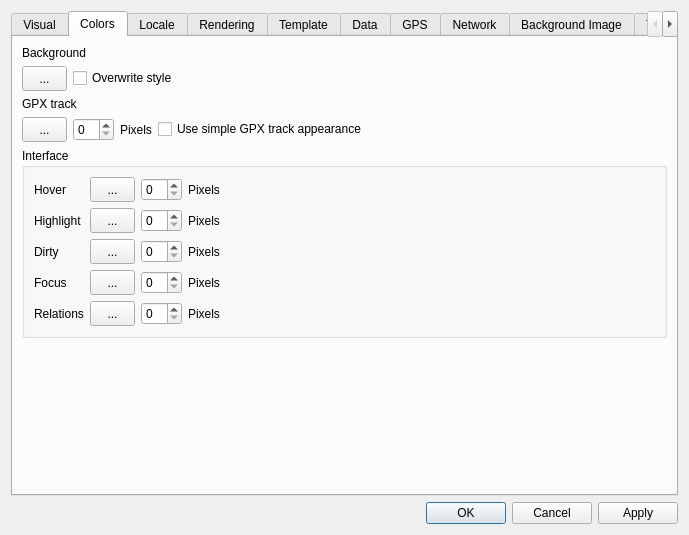
openstreetmap/merkaartor, file src/Preferences/PreferencesDialog.ui: the form before one commit.
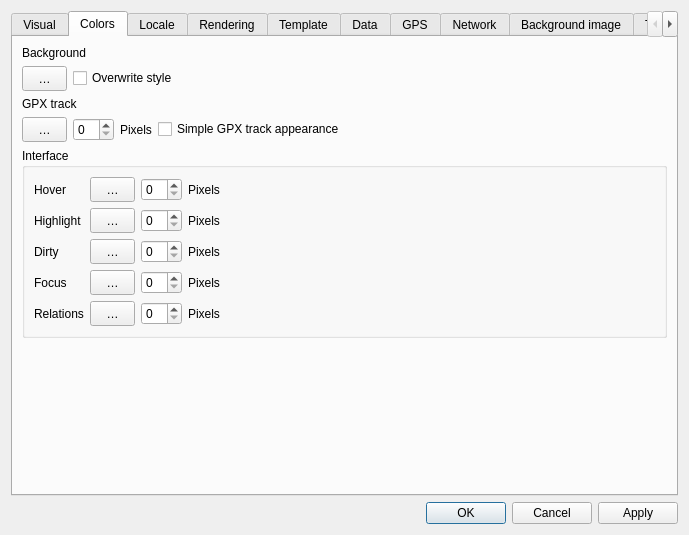
The form after the commit. The open tabs and pages were chosen to show the change.

Commit message: Language reworked

What changed in the file:
```diff
--- a/src/Preferences/PreferencesDialog.ui
+++ b/src/Preferences/PreferencesDialog.ui
@@ -183,7 +183,7 @@
             </size>
            </property>
            <property name="text">
-            <string>...</string>
+            <string>…</string>
            </property>
            <property name="iconSize">
             <size>
@@ -233,7 +233,7 @@
             </size>
            </property>
            <property name="text">
-            <string>...</string>
+            <string>…</string>
            </property>
            <property name="iconSize">
             <size>
@@ -256,7 +256,7 @@
          <item>
           <widget class="QCheckBox" name="cbSimpleGpxTrack">
            <property name="text">
-            <string>Use simple GPX track appearance</string>
+            <string>Simple GPX track appearance</string>
            </property>
           </widget>
          </item>
@@ -298,7 +298,7 @@
                </size>
               </property>
               <property name="text">
-               <string>...</string>
+               <string>…</string>
               </property>
               <property name="iconSize">
                <size>
@@ -344,7 +344,7 @@
                </size>
               </property>
               <property name="text">
-               <string>...</string>
+               <string>…</string>
               </property>
               <property name="iconSize">
                <size>
@@ -390,7 +390,7 @@
                </size>
               </property>
               <property name="text">
-               <string>...</string>
+               <string>…</string>
               </property>
               <property name="iconSize">
                <size>
@@ -443,7 +443,7 @@
                </size>
               </property>
               <property name="text">
-               <string>...</string>
+               <string>…</string>
               </property>
               <property name="iconSize">
                <size>
@@ -510,7 +510,7 @@
                </size>
               </property>
               <property name="text">
-               <string>...</string>
+               <string>…</string>
               </property>
               <property name="iconSize">
                <size>
@@ -1421,7 +1421,7 @@
      </widget>
      <widget class="QWidget" name="tab_2">
       <attribute name="title">
-       <string>Background Image</string>
+       <string>Background image</string>
       </attribute>
       <layout class="QVBoxLayout">
        <item>
```
Left out of the diff: 50 changed lines with no effect on the pictures.
